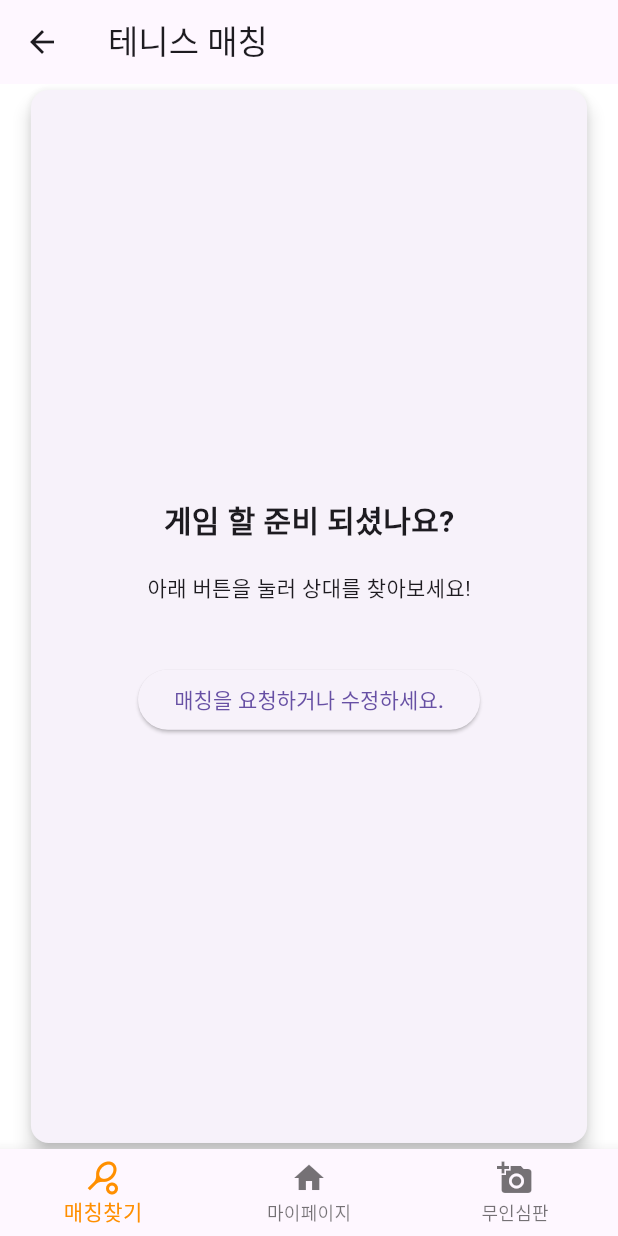
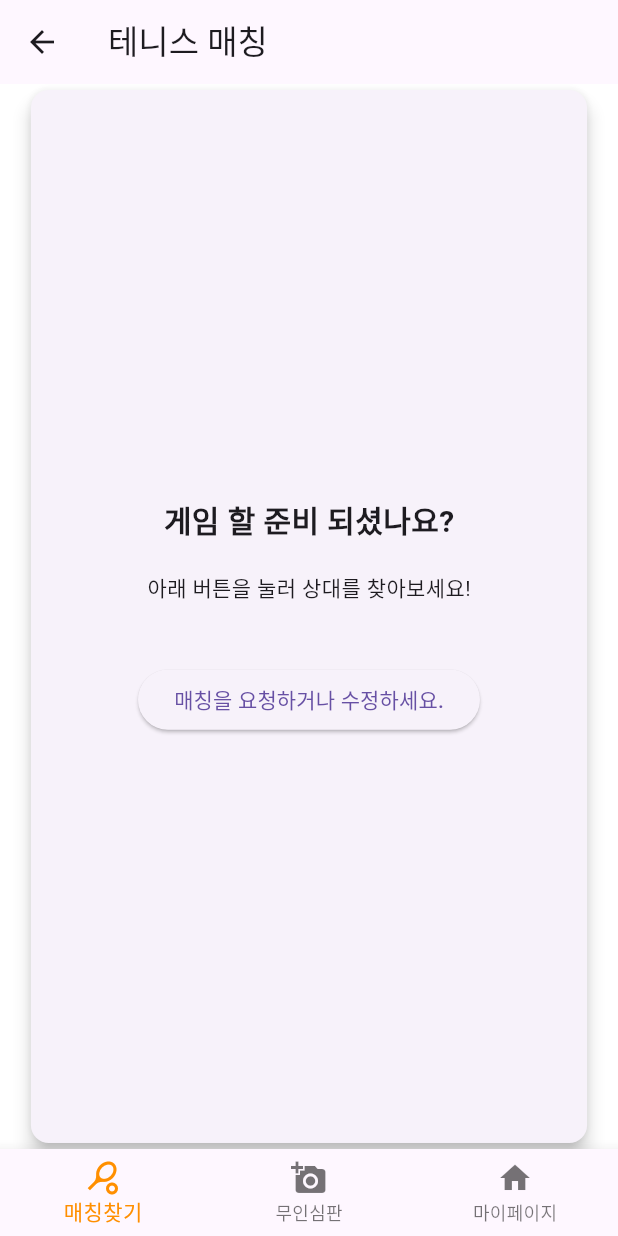
Before and after one commit to JolUpHoSoIn-sd24/tennisfunapp, a Flutter app: the HomeScreen screen opened by its route, on a phone screen of 412 x 824 dp. Run offline on Flutter 3.47's test engine with Material 3 defaults, Android fonts, the phone set to English and light mode, and no system bars; our stand-ins replace flutter_card_swiper, flutter_svg, shared_preferences; missing offline and left inert: flutter_webrtc; accounts and stored records are empty; network calls fail.

Commit message:
fix: BottomNavigationBarItem

```diff
--- a/lib/screens/home/home_screen.dart
+++ b/lib/screens/home/home_screen.dart
@@ -15,10 +15,8 @@
 
   static final List<Widget> _widgetOptions = <Widget>[
     MatchInfoScreen(),
+    AiRefereeStreaming(),
     MatchHistoryScreen(),
-    AiRefereeStreaming(),
-    TestScreen1(),
-    TestScreen2(),
   ];
 
   void _onItemTapped(int index) {
@@ -37,8 +35,8 @@
         items: const <BottomNavigationBarItem>[
           BottomNavigationBarItem(
               icon: Icon(Icons.sports_tennis), label: '매칭찾기'),
+          BottomNavigationBarItem(icon: Icon(Icons.add_a_photo), label: '무인심판'),
           BottomNavigationBarItem(icon: Icon(Icons.home), label: '마이페이지'),
-          BottomNavigationBarItem(icon: Icon(Icons.add_a_photo), label: '무인심판'),
         ],
         currentIndex: _selectedIndex,
         selectedItemColor: Colors.amber[800],
```
